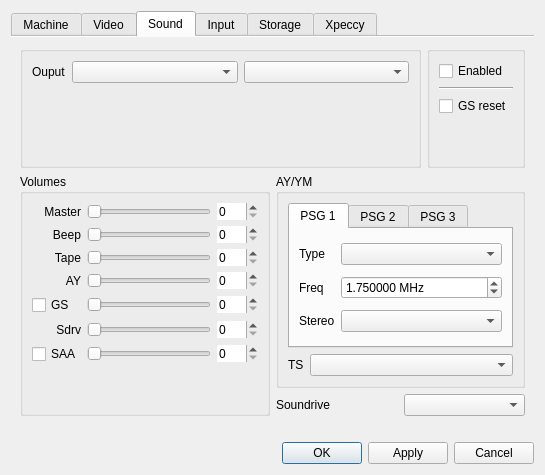
samstyle/Xpeccy, file ui/setupwin.ui: the form before one commit.
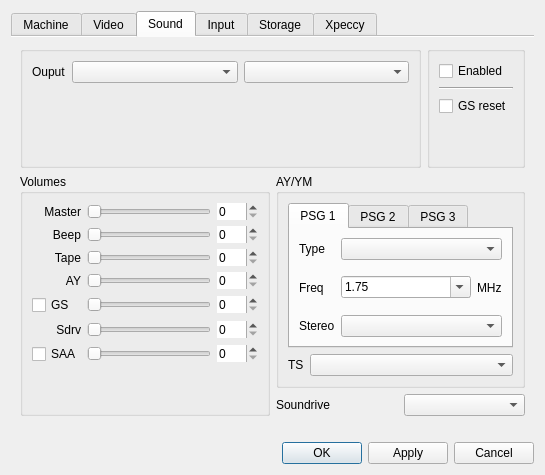
The form after the commit. The open tabs and pages were chosen to show the change. Icons and pictures are not drawn. Custom widgets are drawn as their Qt base class.

Commit message: build 20210615 + improve PSG freq selector + quick fix of deBUGa breakpoints

```diff
--- a/ui/setupwin.ui
+++ b/ui/setupwin.ui
@@ -1117,36 +1117,7 @@
                    <attribute name="title">
                     <string>PSG 1</string>
                    </attribute>
-                   <layout class="QGridLayout" name="gridLayout_13" columnstretch="0,10">
-                    <item row="0" column="0">
-                     <widget class="QLabel" name="label_15">
-                      <property name="text">
-                       <string>Type</string>
-                      </property>
-                     </widget>
-                    </item>
-                    <item row="1" column="1">
-                     <widget class="QDoubleSpinBox" name="chip1freq">
-                      <property name="suffix">
-                       <string> MHz</string>
-                      </property>
-                      <property name="decimals">
-                       <number>6</number>
-                      </property>
-                      <property name="maximum">
-                       <double>10.000000000000000</double>
-                      </property>
-                      <property name="value">
-                       <double>1.750000000000000</double>
-                      </property>
-                     </widget>
-                    </item>
-                    <item row="2" column="1">
-                     <widget class="QComboBox" name="stereo1box"/>
-                    </item>
-                    <item row="0" column="1">
-                     <widget class="QComboBox" name="schip1box"/>
-                    </item>
+                   <layout class="QGridLayout" name="gridLayout_13" columnstretch="0,0">
                     <item row="2" column="0">
                      <widget class="QLabel" name="label_16">
                       <property name="text">
@@ -1161,6 +1132,50 @@
                       </property>
                      </widget>
                     </item>
+                    <item row="0" column="0">
+                     <widget class="QLabel" name="label_15">
+                      <property name="text">
+                       <string>Type</string>
+                      </property>
+                     </widget>
+                    </item>
+                    <item row="1" column="1">
+                     <layout class="QHBoxLayout" name="horizontalLayout_34" stretch="10,0">
+                      <item>
+                       <widget class="QComboBox" name="psg1frq">
+                        <property name="editable">
+                         <bool>true</bool>
+                        </property>
+                        <property name="insertPolicy">
+                         <enum>QComboBox::NoInsert</enum>
+                        </property>
+                        <item>
+                         <property name="text">
+                          <string>1.75</string>
+                         </property>
+                        </item>
+                        <item>
+                         <property name="text">
+                          <string>1.7744</string>
+                         </property>
+                        </item>
+                       </widget>
+                      </item>
+                      <item>
+                       <widget class="QLabel" name="label_58">
+                        <property name="text">
+                         <string>MHz</string>
+                        </property>
+                       </widget>
+                      </item>
+                     </layout>
+                    </item>
+                    <item row="0" column="1">
+                     <widget class="QComboBox" name="schip1box"/>
+                    </item>
+                    <item row="2" column="1">
+                     <widget class="QComboBox" name="stereo1box"/>
+                    </item>
                    </layout>
                   </widget>
                   <widget class="QWidget" name="tab_15">
```
Left out of the diff: 94 changed lines with no effect on the pictures. The commit also changes 10 other files.
